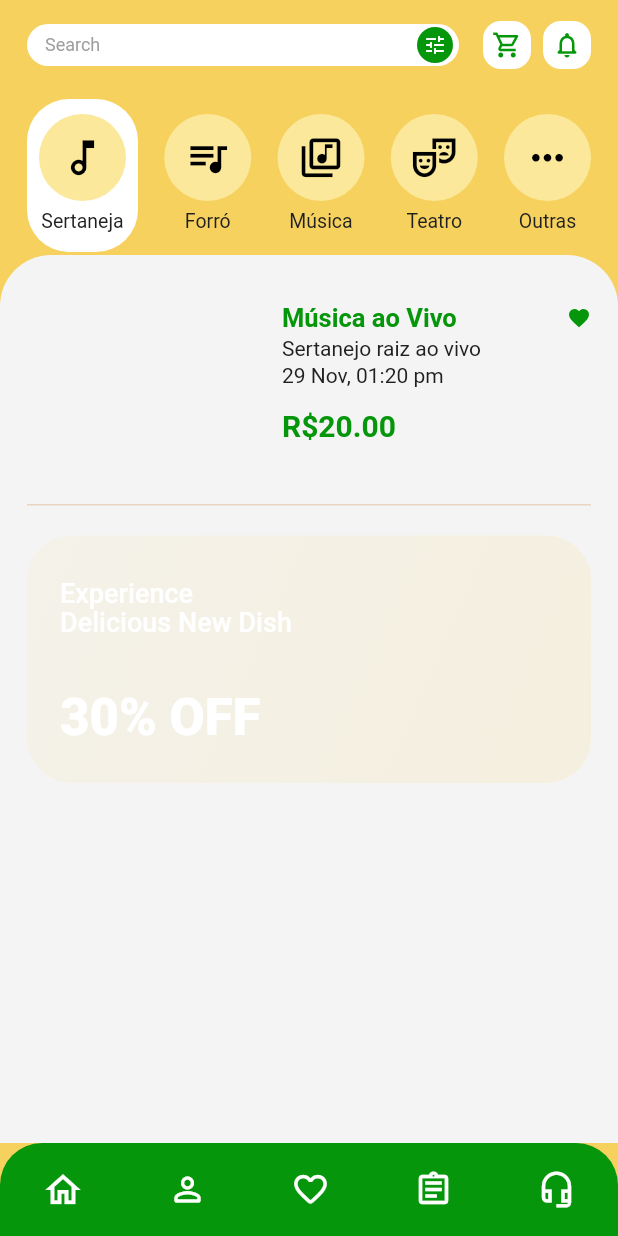
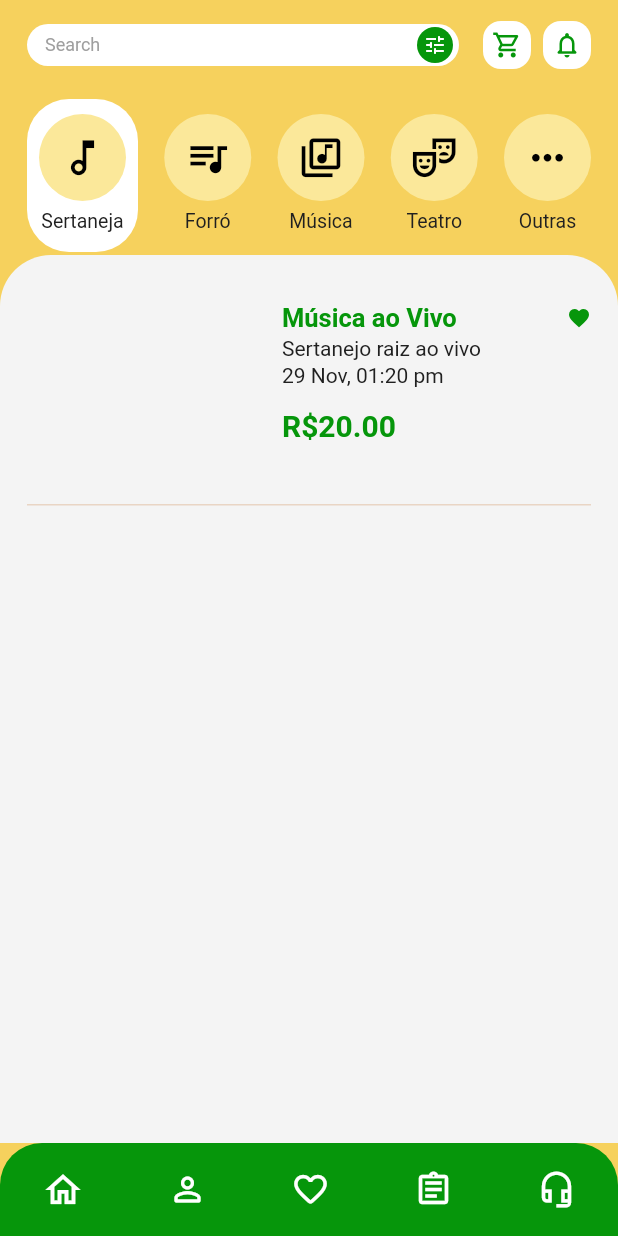
Before and after one commit to ofabianovidal/CulturesLocal, a Flutter app: the IndexScreen screen opened by its route, on a phone screen of 412 x 824 dp. Run offline on Flutter 3.47's test engine with Material 3 defaults, Android fonts, the phone set to English and light mode, and no system bars.

Commit message:
ajuste index

```diff
--- a/culturelocal/lib/screens/index_screen.dart
+++ b/culturelocal/lib/screens/index_screen.dart
@@ -62,8 +62,6 @@ class _IndexScreenState extends State<IndexScreen> {
                         height: 1,
                         color: const Color(0xFFE9D5C4),
                       ),
-                      const SizedBox(height: 20),
-                      _promoBanner(),
                       const SizedBox(height: 90),
                     ],
                   ),
@@ -236,47 +234,4 @@ class _IndexScreenState extends State<IndexScreen> {
     );
   }
 
-  Widget _promoBanner() {
-    return Container(
-      width: double.infinity,
-      height: 165,
-      decoration: BoxDecoration(
-        borderRadius: BorderRadius.circular(30),
-        gradient: const LinearGradient(
-          colors: [
-            Color(0x12F6D15D),
-            Color(0x25F6D15D),
-          ],
-          begin: Alignment.topLeft,
-          end: Alignment.bottomRight,
-        ),
-      ),
-      child: const Padding(
-        padding: EdgeInsets.fromLTRB(22, 30, 22, 24),
-        child: Column(
-          crossAxisAlignment: CrossAxisAlignment.start,
-          children: [
-            Text(
-              'Experience\nDelicious New Dish',
-              style: TextStyle(
-                color: Colors.white,
-                fontSize: 18,
-                fontWeight: FontWeight.w500,
-                height: 1.05,
-              ),
-            ),
-            Spacer(),
-            Text(
-              '30% OFF',
-              style: TextStyle(
-                color: Colors.white,
-                fontSize: 34,
-                fontWeight: FontWeight.w800,
-              ),
-            ),
-          ],
-        ),
-      ),
-    );
-  }
 }
```
